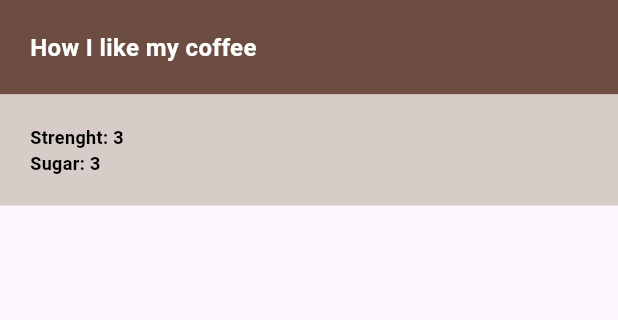
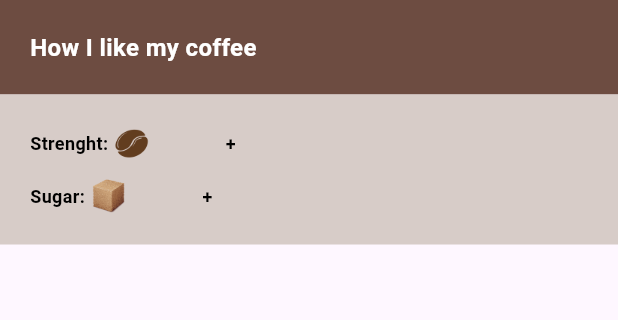
Before and after one commit to IsmailMuhammed2019/coffee_shop, a Flutter app: the screen it shows after launch, on a phone screen of 412 x 824 dp, the part 84-404 px from its top. Run offline on Flutter 3.47's test engine with Material 3 defaults, Android fonts, the phone set to English and light mode, and no system bars; missing offline and left inert: dart:ffi.

```diff
--- a/lib/coffee_prefe.dart
+++ b/lib/coffee_prefe.dart
@@ -12,22 +12,37 @@ class CoffeePrefe extends StatefulWidget {
 class _CoffeePrefeState extends State<CoffeePrefe> {
   @override
   Widget build(BuildContext context) {
-    return const Column(
+    return Column(
       children: [
         Row(
           children: [
-            SmallBodyTest('Strenght: '),
-            SmallBodyTest('3'),
-            SizedBox(width: 50),
+            const SmallBodyTest('Strenght: '),
+            Image.asset(
+              'assets/img/coffee_bean.png',
+              width: 25,
+              color: Colors.brown.shade100,
+              colorBlendMode: BlendMode.multiply,
+            ),
+            const SizedBox(width: 50),
+            const SmallBodyTest("+")
           ],
+        ),
+        const SizedBox(
+          height: 10,
         ),
         Row(
           children: [
-            SmallBodyTest('Sugar: '),
-            SmallBodyTest('3'),
-            SizedBox(width: 50),
+            const SmallBodyTest('Sugar: '),
+            Image.asset(
+              'assets/img/sugar_cube.png',
+              width: 25,
+              color: Colors.brown.shade100,
+              colorBlendMode: BlendMode.multiply,
+            ),
+            const SizedBox(width: 50),
+            const SmallBodyTest("+")
           ],
-        )
+        ),
       ],
     );
   }
```
